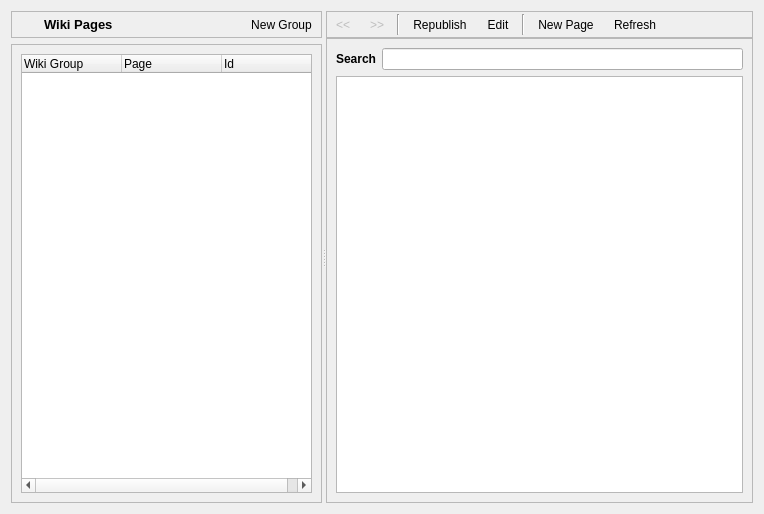
This is retroshare-gui/src/gui/WikiPoos/WikiDialog.ui in RetroShare/RetroShare as Qt 5 draws it before an edit. The edited form follows.
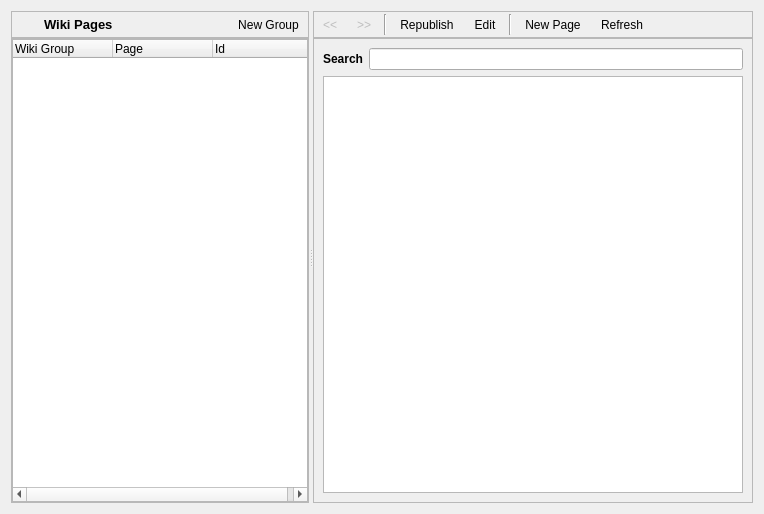
This is the edited form. Icons and pictures are not drawn.

Patch:
```diff
--- a/retroshare-gui/src/gui/WikiPoos/WikiDialog.ui
+++ b/retroshare-gui/src/gui/WikiPoos/WikiDialog.ui
@@ -19,8 +19,11 @@
      <property name="orientation">
       <enum>Qt::Horizontal</enum>
      </property>
-     <widget class="QWidget" name="">
+     <widget class="QWidget" name="layoutWidget">
       <layout class="QVBoxLayout" name="verticalLayout_3">
+       <property name="spacing">
+        <number>0</number>
+       </property>
        <item>
         <widget class="QFrame" name="titleBarFrame">
          <property name="frameShape">
@@ -102,11 +105,14 @@
            <rect>
             <x>0</x>
             <y>0</y>
-            <width>241</width>
-            <height>448</height>
+            <width>268</width>
+            <height>456</height>
            </rect>
           </property>
           <layout class="QVBoxLayout" name="verticalLayout_2">
+           <property name="margin">
+            <number>0</number>
+           </property>
            <item>
             <widget class="QTreeWidget" name="treeWidget_Pages">
              <column>
@@ -333,8 +339,8 @@
            <rect>
             <x>0</x>
             <y>0</y>
-            <width>491</width>
-            <height>454</height>
+            <width>465</width>
+            <height>456</height>
            </rect>
           </property>
           <property name="styleSheet">
```
